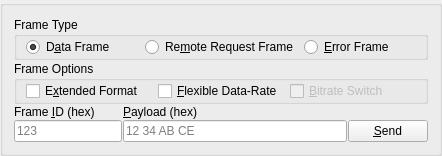
This is sendframebox.ui in nephen/RobotController as Qt 5 draws it before an edit. The edited form follows.
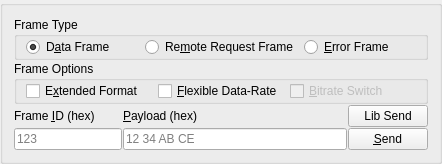
This is the edited form.

Diff of the .ui file:
```diff
--- a/sendframebox.ui
+++ b/sendframebox.ui
@@ -7,7 +7,7 @@
     <x>0</x>
     <y>0</y>
     <width>442</width>
-    <height>124</height>
+    <height>144</height>
    </rect>
   </property>
   <property name="maximumSize">
@@ -190,20 +190,11 @@
      <item>
       <layout class="QVBoxLayout" name="verticalLayout_3">
        <item>
-        <spacer name="verticalSpacer">
-         <property name="orientation">
-          <enum>Qt::Vertical</enum>
+        <widget class="QPushButton" name="libSendButton">
+         <property name="text">
+          <string>Lib Send</string>
          </property>
-         <property name="sizeType">
-          <enum>QSizePolicy::Maximum</enum>
-         </property>
-         <property name="sizeHint" stdset="0">
-          <size>
-           <width>20</width>
-           <height>30</height>
-          </size>
-         </property>
-        </spacer>
+        </widget>
        </item>
        <item>
         <widget class="QPushButton" name="sendButton">
```
